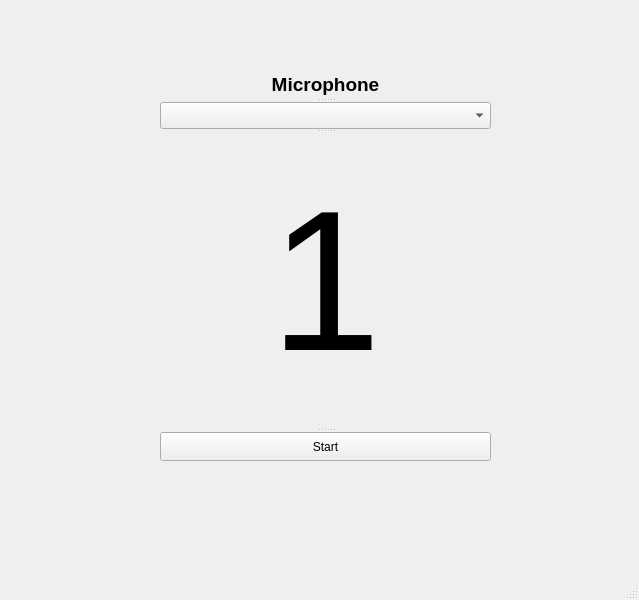
Before: the Qt Designer form Qt Creator/livePred.ui in K-J-Q/Cochannel-Speech-Detector, drawn with Qt 5.
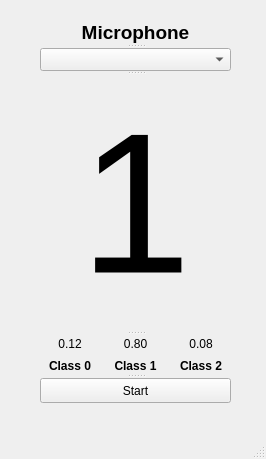
After: the same form once the commit is applied.

Commit message: spec with pred

```diff
--- a/Qt Creator/livePred.ui
+++ b/Qt Creator/livePred.ui
@@ -6,27 +6,30 @@
    <rect>
     <x>0</x>
     <y>0</y>
-    <width>639</width>
-    <height>600</height>
+    <width>266</width>
+    <height>459</height>
    </rect>
   </property>
   <property name="windowTitle">
    <string>MainWindow</string>
   </property>
+  <property name="autoFillBackground">
+   <bool>false</bool>
+  </property>
   <widget class="QWidget" name="centralwidget">
-   <widget class="QSplitter" name="splitter_2">
+   <widget class="QSplitter" name="splitter">
     <property name="geometry">
      <rect>
-      <x>160</x>
-      <y>70</y>
-      <width>331</width>
-      <height>391</height>
+      <x>40</x>
+      <y>20</y>
+      <width>191</width>
+      <height>383</height>
      </rect>
     </property>
     <property name="orientation">
      <enum>Qt::Vertical</enum>
     </property>
-    <widget class="QSplitter" name="splitter">
+    <widget class="QSplitter" name="mic_selection">
      <property name="orientation">
       <enum>Qt::Vertical</enum>
      </property>
@@ -44,7 +47,7 @@
        <set>Qt::AlignCenter</set>
       </property>
      </widget>
-     <widget class="QComboBox" name="comboBox"/>
+     <widget class="QComboBox" name="mic_comboBox"/>
     </widget>
     <widget class="QLabel" name="model_output">
      <property name="font">
@@ -59,6 +62,108 @@
       <set>Qt::AlignCenter</set>
      </property>
     </widget>
+    <widget class="QWidget" name="verticalLayoutWidget">
+     <layout class="QVBoxLayout" name="verticalLayout">
+      <item>
+       <layout class="QHBoxLayout" name="horizontalLayout_2">
+        <item>
+         <widget class="QLabel" name="label_5">
+          <property name="font">
+           <font>
+            <bold>false</bold>
+           </font>
+          </property>
+          <property name="text">
+           <string>0.12</string>
+          </property>
+          <property name="alignment">
+           <set>Qt::AlignCenter</set>
+          </property>
+         </widget>
+        </item>
+        <item>
+         <widget class="QLabel" name="label_6">
+          <property name="font">
+           <font>
+            <bold>false</bold>
+           </font>
+          </property>
+          <property name="text">
+           <string>0.80</string>
+          </property>
+          <property name="alignment">
+           <set>Qt::AlignCenter</set>
+          </property>
+         </widget>
+        </item>
+        <item>
+         <widget class="QLabel" name="label_7">
+          <property name="font">
+           <font>
+            <bold>false</bold>
+           </font>
+          </property>
+          <property name="text">
+           <string>0.08</string>
+          </property>
+          <property name="alignment">
+           <set>Qt::AlignCenter</set>
+          </property>
+         </widget>
+        </item>
+       </layout>
+      </item>
+      <item>
+       <layout class="QHBoxLayout" name="horizontalLayout">
+        <item>
+         <widget class="QLabel" name="label_3">
+          <property name="font">
+           <font>
+            <bold>true</bold>
+           </font>
+          </property>
+          <property name="text">
+           <string>Class 0</string>
+          </property>
+          <property name="alignment">
+           <set>Qt::AlignCenter</set>
+          </property>
+         </widget>
+        </item>
+        <item>
+         <widget class="QLabel" name="label_2">
+          <property name="font">
+           <font>
+            <bold>true</bold>
+           </font>
+          </property>
+          <property name="text">
+           <string>Class 1</string>
+          </property>
+          <property name="alignment">
+           <set>Qt::AlignCenter</set>
+          </property>
+         </widget>
+        </item>
+        <item>
+         <widget class="QLabel" name="label_4">
+          <property name="font">
+           <font>
+            <bold>true</bold>
+           </font>
+          </property>
+          <property name="text">
+           <string>Class 2</string>
+          </property>
+          <property name="alignment">
+           <set>Qt::AlignCenter</set>
+          </property>
+         </widget>
+        </item>
+       </layout>
+      </item>
+     </layout>
+    </widget>
     <widget class="QPushButton" name="startStopButton">
      <property name="text">
       <string>Start</string>
```
Left out of the diff: 2 changed lines with no effect on the pictures. The commit also changes 124 other files.
